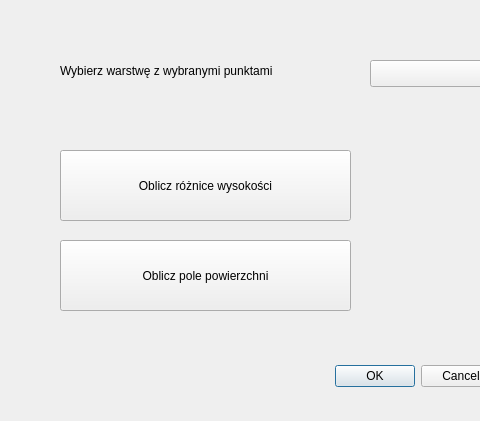
Old version of the form geo_calculations_dialog_base.ui in the repository paulusiapaulusia/Projekt_2_informatyka2; both pictures show x 0 to 480 and y 0 to 421 of the 756 by 421 pixel window.
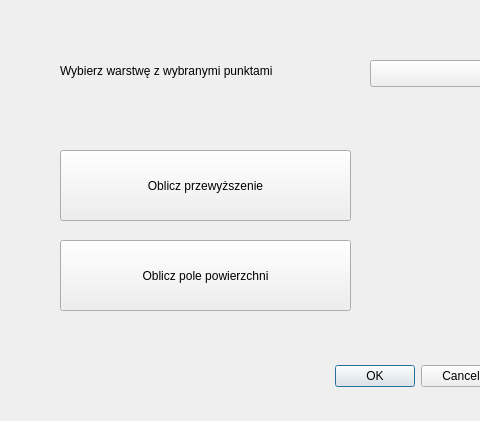
New version of the form. Custom widgets are drawn as their Qt base class.

Commit message: juz koniec

Patch:
```diff
--- a/geo_calculations_dialog_base.ui
+++ b/geo_calculations_dialog_base.ui
@@ -39,7 +39,7 @@
     </rect>
    </property>
    <property name="text">
-    <string>Oblicz różnice wysokości</string>
+    <string>Oblicz przewyższenie</string>
    </property>
   </widget>
   <widget class="QPushButton" name="PushButton_pole">
```
